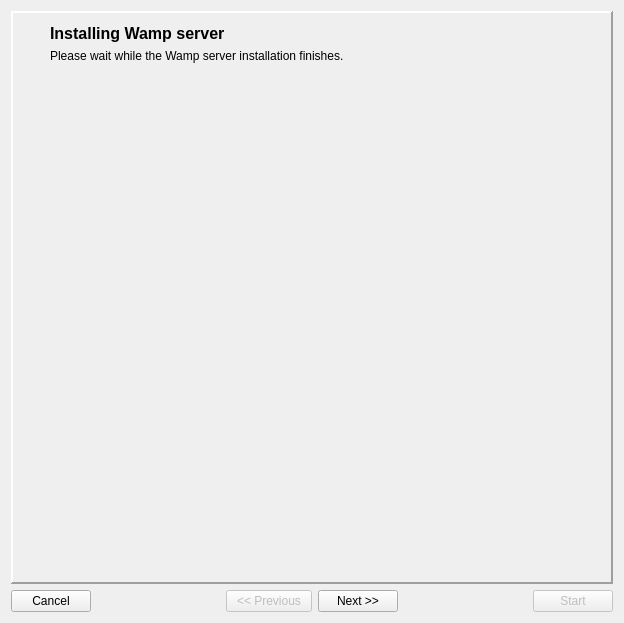
Qt form install/dlgMain.ui (tbikfalvi/Belenus) before a commit.
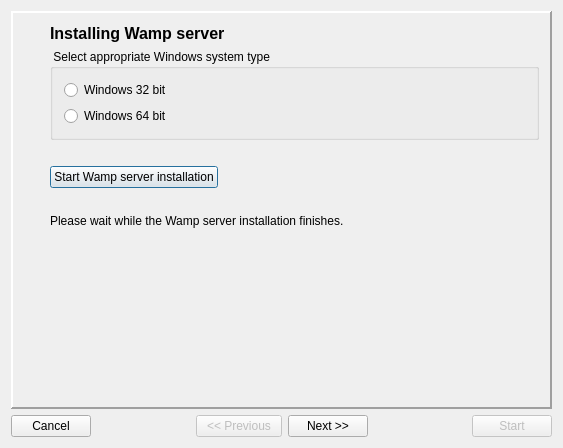
The same form after that commit. The open tabs and pages were chosen to show the change. Icons and pictures are not drawn.

```diff
--- a/install/dlgMain.ui
+++ b/install/dlgMain.ui
@@ -2,6 +2,14 @@
 <ui version="4.0">
  <class>dlgMain</class>
  <widget class="QDialog" name="dlgMain">
+  <property name="geometry">
+   <rect>
+    <x>0</x>
+    <y>0</y>
+    <width>563</width>
+    <height>448</height>
+   </rect>
+  </property>
   <property name="windowTitle">
    <string>Belenus Application System</string>
   </property>
@@ -855,7 +863,7 @@
       </layout>
      </widget>
      <widget class="QWidget" name="pageInstallWamp">
-      <layout class="QHBoxLayout" name="horizontalLayout_13">
+      <layout class="QHBoxLayout" name="horizontalLayout_20">
        <item>
         <layout class="QVBoxLayout" name="verticalLayout_6">
          <item>
@@ -893,7 +901,7 @@
         </layout>
        </item>
        <item>
-        <layout class="QVBoxLayout" name="verticalLayout_5">
+        <layout class="QVBoxLayout" name="verticalLayout_13">
          <item>
           <widget class="QLabel" name="lblTitleWampInstall">
            <property name="font">
@@ -908,6 +916,85 @@
            </property>
           </widget>
          </item>
+         <item>
+          <widget class="QGroupBox" name="gbSystemType">
+           <property name="title">
+            <string> Select appropriate Windows system type </string>
+           </property>
+           <layout class="QVBoxLayout" name="verticalLayout_5">
+            <item>
+             <widget class="QRadioButton" name="rbWin32">
+              <property name="text">
+               <string>Windows 32 bit</string>
+              </property>
+             </widget>
+            </item>
+            <item>
+             <widget class="QRadioButton" name="rbWin64">
+              <property name="text">
+               <string>Windows 64 bit</string>
+              </property>
+             </widget>
+            </item>
+           </layout>
+          </widget>
+         </item>
+         <item>
+          <spacer name="verticalSpacer_16">
+           <property name="orientation">
+            <enum>Qt::Vertical</enum>
+           </property>
+           <property name="sizeType">
+            <enum>QSizePolicy::Fixed</enum>
+           </property>
+           <property name="sizeHint" stdset="0">
+            <size>
+             <width>20</width>
+             <height>20</height>
+            </size>
+           </property>
+          </spacer>
+         </item>
+         <item>
+          <layout class="QHBoxLayout" name="horizontalLayout_13">
+           <item>
+            <widget class="QPushButton" name="pbStartWampInstall">
+             <property name="text">
+              <string>Start Wamp server installation</string>
+             </property>
+            </widget>
+           </item>
+           <item>
+            <spacer name="horizontalSpacer_28">
+             <property name="orientation">
+              <enum>Qt::Horizontal</enum>
+             </property>
+             <property name="sizeHint" stdset="0">
+              <size>
+               <width>40</width>
+               <height>20</height>
+              </size>
+             </property>
+            </spacer>
+           </item>
+          </layout>
+         </item>
+         <item>
+          <spacer name="verticalSpacer_17">
+           <property name="orientation">
+            <enum>Qt::Vertical</enum>
+           </property>
+           <property name="sizeType">
+            <enum>QSizePolicy::Fixed</enum>
+           </property>
+           <property name="sizeHint" stdset="0">
+            <size>
+             <width>20</width>
+             <height>20</height>
+            </size>
+           </property>
+          </spacer>
+         </item>
          <item>
           <widget class="QLabel" name="lblText3_1">
            <property name="text">
@@ -933,19 +1020,6 @@
          </item>
         </layout>
        </item>
-       <item>
-        <spacer name="horizontalSpacer_22">
-         <property name="orientation">
-          <enum>Qt::Horizontal</enum>
-         </property>
-         <property name="sizeHint" stdset="0">
-          <size>
-           <width>40</width>
-           <height>20</height>
-          </size>
-         </property>
-        </spacer>
-       </item>
       </layout>
      </widget>
      <widget class="QWidget" name="pageInstallHardware">
```
Left out of the diff: 23 changed lines with no effect on the pictures.
